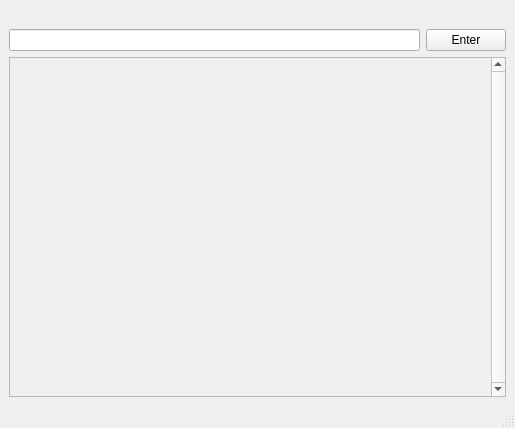
OrionAerospaceYT/SideKick, file Ui/LibraryUi.ui: the form before one commit.
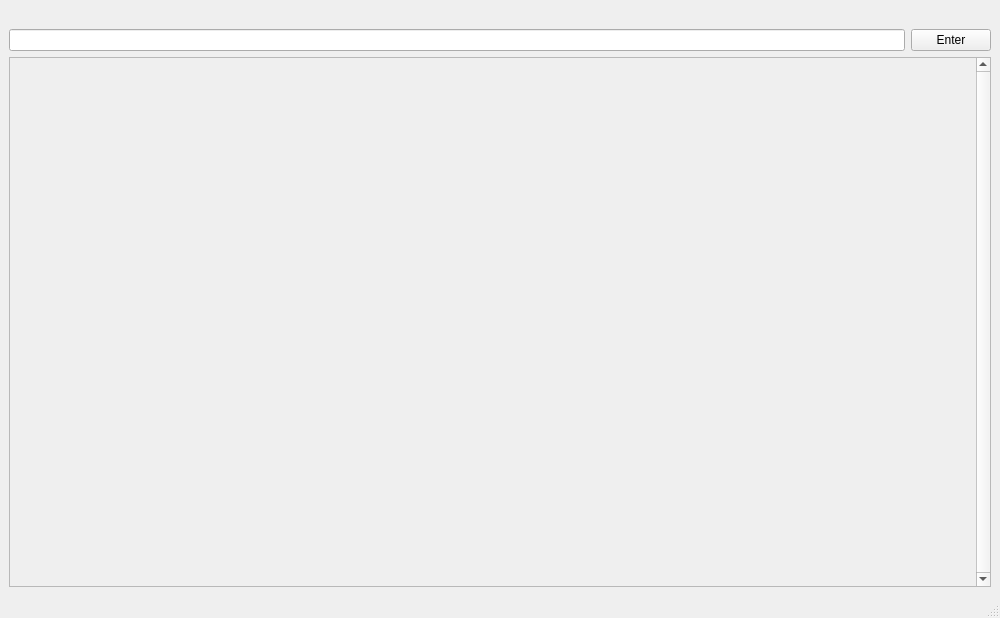
The form after the commit.

Diff of the .ui file:
```diff
--- a/Ui/LibraryUi.ui
+++ b/Ui/LibraryUi.ui
@@ -6,10 +6,16 @@
    <rect>
     <x>0</x>
     <y>0</y>
-    <width>515</width>
-    <height>428</height>
+    <width>1000</width>
+    <height>618</height>
    </rect>
   </property>
+  <property name="minimumSize">
+   <size>
+    <width>1000</width>
+    <height>618</height>
+   </size>
+  </property>
   <property name="windowTitle">
    <string>SideKick Library Manager</string>
   </property>
@@ -56,8 +62,8 @@
           <rect>
            <x>0</x>
            <y>0</y>
-           <width>476</width>
-           <height>338</height>
+           <width>961</width>
+           <height>528</height>
           </rect>
          </property>
          <layout class="QVBoxLayout" name="verticalLayout_2">
```
